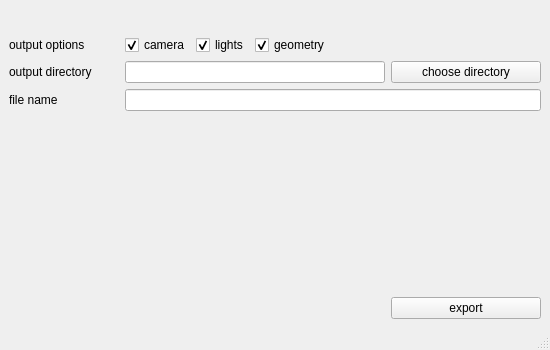
dictoon/mayaseed, file mayaToAppleseed.ui: the form before one commit.
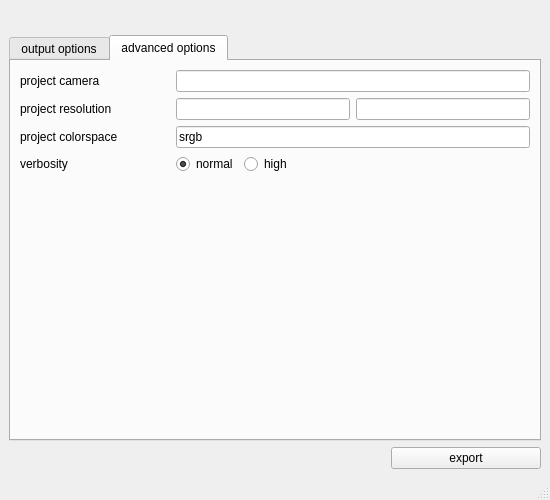
The form after the commit. Icons and pictures are not drawn.

Commit message: added camera object to mayaTo Appleseed and updated ui

The edit to the form file:
```diff
--- a/mayaToAppleseed.ui
+++ b/mayaToAppleseed.ui
@@ -7,7 +7,7 @@
     <x>0</x>
     <y>0</y>
     <width>550</width>
-    <height>350</height>
+    <height>500</height>
    </rect>
   </property>
   <property name="sizePolicy">
@@ -19,22 +19,20 @@
   <property name="minimumSize">
    <size>
     <width>550</width>
-    <height>350</height>
+    <height>500</height>
    </size>
   </property>
   <property name="maximumSize">
    <size>
     <width>550</width>
-    <height>350</height>
+    <height>2000</height>
    </size>
   </property>
   <property name="windowTitle">
    <string>Maya to Appleseed exporter</string>
   </property>
   <widget class="QWidget" name="centralwidget">
-   <layout class="QHBoxLayout" name="horizontalLayout">
-    <item>
-     <layout class="QVBoxLayout" name="verticalLayout">
+   <layout class="QVBoxLayout" name="verticalLayout_3">
       <item>
        <layout class="QHBoxLayout" name="horizontalLayout_5">
         <item>
@@ -79,12 +77,22 @@
        </layout>
       </item>
       <item>
+     <widget class="QTabWidget" name="tabWidget">
+      <property name="currentIndex">
+       <number>1</number>
+      </property>
+      <widget class="QWidget" name="tab">
+       <attribute name="title">
+        <string>output options</string>
+       </attribute>
+       <layout class="QVBoxLayout" name="verticalLayout_4">
+        <item>
        <layout class="QHBoxLayout" name="horizontalLayout_6">
         <item>
          <widget class="QLabel" name="label_4">
           <property name="minimumSize">
            <size>
-            <width>110</width>
+              <width>150</width>
             <height>0</height>
            </size>
           </property>
@@ -144,7 +152,7 @@
          <widget class="QLabel" name="label_2">
           <property name="minimumSize">
            <size>
-            <width>110</width>
+              <width>150</width>
             <height>0</height>
            </size>
           </property>
@@ -177,7 +185,7 @@
          <widget class="QLabel" name="label">
           <property name="minimumSize">
            <size>
-            <width>110</width>
+              <width>150</width>
             <height>0</height>
            </size>
           </property>
@@ -204,6 +212,144 @@
         </property>
        </spacer>
       </item>
+       </layout>
+      </widget>
+      <widget class="QWidget" name="tab_2">
+       <attribute name="title">
+        <string>advanced options</string>
+       </attribute>
+       <layout class="QVBoxLayout" name="verticalLayout_2">
+        <item>
+         <layout class="QHBoxLayout" name="horizontalLayout">
+          <item>
+           <widget class="QLabel" name="label_5">
+            <property name="minimumSize">
+             <size>
+              <width>150</width>
+              <height>0</height>
+             </size>
+            </property>
+            <property name="text">
+             <string>project camera</string>
+            </property>
+           </widget>
+          </item>
+          <item>
+           <widget class="QLineEdit" name="lineEdit_3"/>
+          </item>
+         </layout>
+        </item>
+        <item>
+         <layout class="QHBoxLayout" name="horizontalLayout_7">
+          <item>
+           <widget class="QLabel" name="label_6">
+            <property name="minimumSize">
+             <size>
+              <width>150</width>
+              <height>0</height>
+             </size>
+            </property>
+            <property name="text">
+             <string>project resolution</string>
+            </property>
+           </widget>
+          </item>
+          <item>
+           <widget class="QLineEdit" name="lineEdit_5"/>
+          </item>
+          <item>
+           <widget class="QLineEdit" name="lineEdit_4"/>
+          </item>
+         </layout>
+        </item>
+        <item>
+         <layout class="QHBoxLayout" name="horizontalLayout_8">
+          <item>
+           <widget class="QLabel" name="label_7">
+            <property name="minimumSize">
+             <size>
+              <width>150</width>
+              <height>0</height>
+             </size>
+            </property>
+            <property name="text">
+             <string>project colorspace</string>
+            </property>
+           </widget>
+          </item>
+          <item>
+           <widget class="QLineEdit" name="lineEdit_6">
+            <property name="text">
+             <string>srgb</string>
+            </property>
+           </widget>
+          </item>
+         </layout>
+        </item>
+        <item>
+         <layout class="QHBoxLayout" name="horizontalLayout_9">
+          <item>
+           <widget class="QLabel" name="label_8">
+            <property name="minimumSize">
+             <size>
+              <width>150</width>
+              <height>0</height>
+             </size>
+            </property>
+            <property name="text">
+             <string>verbosity</string>
+            </property>
+           </widget>
+          </item>
+          <item>
+           <widget class="QRadioButton" name="radioButton_2">
+            <property name="text">
+             <string>normal</string>
+            </property>
+            <property name="checked">
+             <bool>true</bool>
+            </property>
+           </widget>
+          </item>
+          <item>
+           <widget class="QRadioButton" name="radioButton">
+            <property name="text">
+             <string>high</string>
+            </property>
+           </widget>
+          </item>
+          <item>
+           <spacer name="horizontalSpacer_5">
+            <property name="orientation">
+             <enum>Qt::Horizontal</enum>
+            </property>
+            <property name="sizeHint" stdset="0">
+             <size>
+              <width>40</width>
+              <height>20</height>
+             </size>
+            </property>
+           </spacer>
+          </item>
+         </layout>
+        </item>
+        <item>
+         <spacer name="verticalSpacer_2">
+          <property name="orientation">
+           <enum>Qt::Vertical</enum>
+          </property>
+          <property name="sizeHint" stdset="0">
+           <size>
+            <width>20</width>
+            <height>40</height>
+           </size>
+          </property>
+         </spacer>
+        </item>
+       </layout>
+      </widget>
+     </widget>
+    </item>
       <item>
        <layout class="QHBoxLayout" name="horizontalLayout_3">
         <item>
@@ -231,8 +377,6 @@
            <string>export</string>
           </property>
          </widget>
-        </item>
-       </layout>
       </item>
      </layout>
     </item>
```
Left out of the diff: 10 changed lines with no effect on the pictures. Lines whose indentation alone changed are shown as unchanged. The commit also changes 1 other file.
